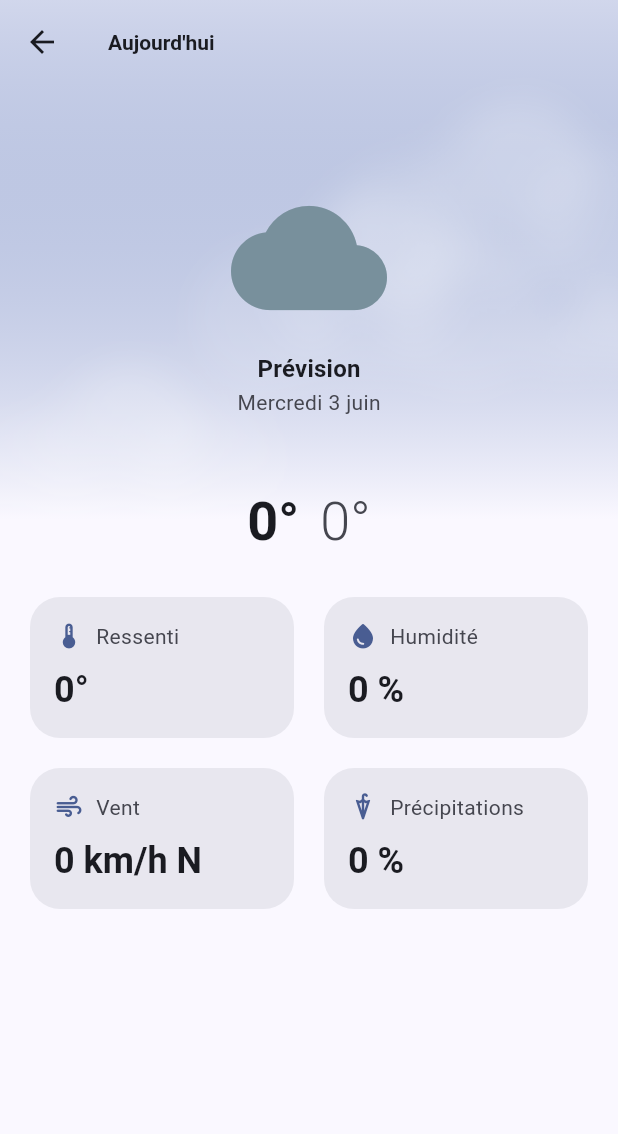
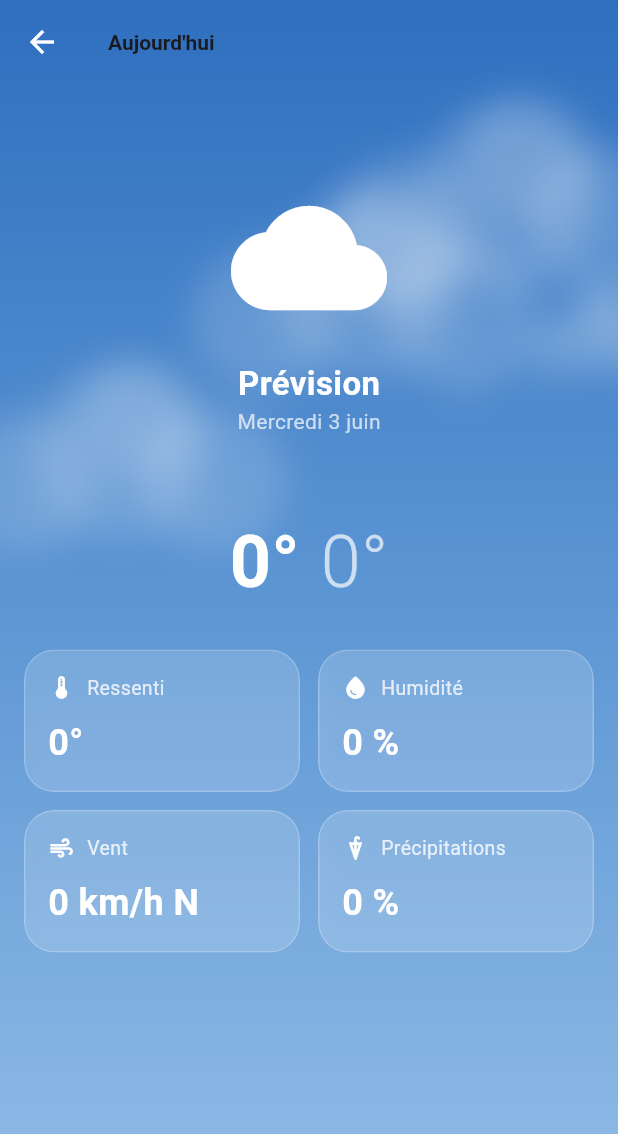
Before and after one commit to TheoEwzZer/dailysky, a Flutter app: the DetailScreen screen opened directly with empty values, on a phone screen of 412 x 824 dp. Shown: the top 1134 px of the screen. Run offline on Flutter 3.47's test engine with Material 3 defaults, Android fonts, the phone set to English and light mode, and no system bars; our stand-ins replace geolocator, shared_preferences; accounts and stored records are empty.

Commit message:
feat: implement immersive weather theme with glassmorphism effects across screens

```diff
--- a/lib/core/theme/weather_palette.dart
+++ b/lib/core/theme/weather_palette.dart
@@ -34,6 +34,26 @@ class WeatherPalette {
         return _snow;
       case WeatherKind.atmosphere:
         return _atmosphere;
+    }
+  }
+
+  /// Dégradé plein écran « immersif » : thème clair (« Ciel vivant ») le jour,
+  /// thème sombre (« Aurora glass ») la nuit, légèrement teinté par la météo.
+  static List<Color> immersive(WeatherKind kind, {required bool isNight}) {
+    if (isNight) {
+      return const [Color(0xFF070B22), Color(0xFF161B44), Color(0xFF2C2155)];
+    }
+    switch (kind) {
+      case WeatherKind.rain:
+      case WeatherKind.drizzle:
+      case WeatherKind.thunderstorm:
+        return const [Color(0xFF35506B), Color(0xFF5C7E9B), Color(0xFF87A4BD)];
+      case WeatherKind.snow:
+        return const [Color(0xFF4E73A8), Color(0xFF82A8D4), Color(0xFFB8D4ED)];
+      case WeatherKind.clear:
+      case WeatherKind.clouds:
+      case WeatherKind.atmosphere:
+        return const [Color(0xFF2E6FBF), Color(0xFF5E97D4), Color(0xFF93BEE8)];
     }
   }
 
--- a/lib/presentation/detail/detail_screen.dart
+++ b/lib/presentation/detail/detail_screen.dart
@@ -1,4 +1,5 @@
 import 'package:flutter/material.dart';
+import 'package:flutter/services.dart';
 
 import '../../core/theme/weather_palette.dart';
 import '../../core/utils/date_formatting.dart';
@@ -9,8 +10,8 @@ import '../weather_effects/weather_effects_layer.dart';
 import 'widgets/hourly_strip.dart';
 import 'widgets/metric_card.dart';
 
-/// Écran de détail d'une journée : icône, description, min/max, et les
-/// métriques (ressenti, humidité, vent, précipitations) + bande horaire.
+/// Écran de détail immersif d'une journée : grande icône, température, et les
+/// métriques en cartes « verre » + bande horaire.
 class DetailScreen extends StatelessWidget {
   const DetailScreen({super.key, required this.day, required this.cityName});
 
@@ -19,53 +20,34 @@ class DetailScreen extends StatelessWidget {
 
   @override
   Widget build(BuildContext context) {
-    final theme = Theme.of(context);
     final kind = day.kind;
-    final palette = WeatherPalette.of(kind, isNight: day.condition.isNight);
-    final mutedStyle = theme.textTheme.bodyMedium?.copyWith(
-      color: theme.colorScheme.onSurfaceVariant,
-    );
+    final isNight = day.condition.isNight;
+    const white70 = Color(0xB3FFFFFF);
 
-    return Scaffold(
+    return AnnotatedRegion<SystemUiOverlayStyle>(
+      value: SystemUiOverlayStyle.light,
+      child: Scaffold(
         extendBodyBehindAppBar: true,
         appBar: AppBar(
           backgroundColor: Colors.transparent,
+          foregroundColor: Colors.white,
           title: Text(DateFormatting.relativeWeekday(day.date)),
         ),
         body: Stack(
           children: [
-          // Dégradé de fond d'origine (design inchangé).
             Positioned.fill(
               child: DecoratedBox(
                 decoration: BoxDecoration(
                   gradient: LinearGradient(
                     begin: Alignment.topCenter,
                     end: Alignment.bottomCenter,
-                  colors: [
-                    palette.primary.withValues(alpha: 0.22),
-                    theme.colorScheme.surface,
-                  ],
-                  stops: const [0, 0.42],
+                    colors: WeatherPalette.immersive(kind, isNight: isNight),
                   ),
                 ),
               ),
             ),
-          // Effets météo animés dans la bande supérieure (fondu vers le bas).
             Positioned.fill(
-            child: ShaderMask(
-              shaderCallback: (rect) => const LinearGradient(
-                begin: Alignment.topCenter,
-                end: Alignment.bottomCenter,
-                colors: [Colors.white, Colors.white, Colors.transparent],
-                stops: [0, 0.35, 0.6],
-              ).createShader(rect),
-              blendMode: BlendMode.dstIn,
-              child: WeatherEffectsLayer(
-                kind: kind,
-                isNight: day.condition.isNight,
-                intensity: 0.7,
-              ),
-            ),
+              child: WeatherEffectsLayer(kind: kind, isNight: isNight),
             ),
             SafeArea(
               child: ListView(
@@ -76,24 +58,26 @@ class DetailScreen extends StatelessWidget {
                 children: [
                   Center(
                     child: Icon(
-                    weatherIcon(kind, isNight: day.condition.isNight),
-                    color: weatherIconColor(kind),
+                      weatherIcon(kind, isNight: isNight),
+                      color: Colors.white,
                       size: 104,
                     ),
                   ),
-                const SizedBox(height: 10),
+                  const SizedBox(height: 16),
                   Center(
                     child: Text(
                       cityName.isNotEmpty ? cityName : 'Prévision',
-                    style: theme.textTheme.titleMedium?.copyWith(
-                      fontWeight: FontWeight.w600,
+                      style: const TextStyle(
+                        color: Colors.white,
+                        fontSize: 22,
+                        fontWeight: FontWeight.w700,
                       ),
                     ),
                   ),
                   Center(
                     child: Text(
                       DateFormatting.fullDate(day.date),
-                    style: mutedStyle,
+                      style: const TextStyle(color: white70, fontSize: 14),
                     ),
                   ),
                   const SizedBox(height: 12),
@@ -101,7 +85,9 @@ class DetailScreen extends StatelessWidget {
                     child: Text(
                       day.condition.label,
                       textAlign: TextAlign.center,
-                    style: theme.textTheme.titleLarge?.copyWith(
+                      style: const TextStyle(
+                        color: Colors.white,
+                        fontSize: 20,
                         fontWeight: FontWeight.w700,
                       ),
                     ),
@@ -110,20 +96,21 @@ class DetailScreen extends StatelessWidget {
                   Center(
                     child: Row(
                       mainAxisSize: MainAxisSize.min,
-                    crossAxisAlignment: CrossAxisAlignment.baseline,
-                    textBaseline: TextBaseline.alphabetic,
                       children: [
                         Text(
                           WeatherFormat.temp(day.tempMax),
-                        style: theme.textTheme.displaySmall?.copyWith(
+                          style: const TextStyle(
+                            color: Colors.white,
+                            fontSize: 48,
                             fontWeight: FontWeight.w700,
                           ),
                         ),
                         const SizedBox(width: 14),
                         Text(
                           WeatherFormat.temp(day.tempMin),
-                        style: theme.textTheme.displaySmall?.copyWith(
-                          color: theme.colorScheme.onSurfaceVariant,
+                          style: const TextStyle(
+                            color: white70,
+                            fontSize: 48,
                             fontWeight: FontWeight.w300,
                           ),
                         ),
@@ -173,11 +160,13 @@ class DetailScreen extends StatelessWidget {
                   ),
                   if (day.slots.length > 1) ...[
                     const SizedBox(height: 26),
-                  Padding(
-                    padding: const EdgeInsets.symmetric(horizontal: 16),
+                    const Padding(
+                      padding: EdgeInsets.symmetric(horizontal: 16),
                       child: Text(
                         'Au fil de la journée',
-                      style: theme.textTheme.titleMedium?.copyWith(
+                        style: TextStyle(
+                          color: Colors.white,
+                          fontSize: 16,
                           fontWeight: FontWeight.w700,
                         ),
                       ),
@@ -190,6 +179,7 @@ class DetailScreen extends StatelessWidget {
             ),
           ],
         ),
+      ),
     );
   }
 }
--- a/lib/presentation/detail/widgets/metric_card.dart
+++ b/lib/presentation/detail/widgets/metric_card.dart
@@ -1,44 +1,41 @@
 import 'package:flutter/material.dart';
 
-/// Tuile métrique réutilisable (humidité, vent, ressenti, précipitations…).
+import '../../widgets/glass_card.dart';
+
+/// Tuile métrique en « verre » (humidité, vent, ressenti, précipitations…),
+/// texte blanc sur le fond immersif.
 class MetricCard extends StatelessWidget {
   const MetricCard({
     super.key,
     required this.icon,
     required this.label,
     required this.value,
-    this.iconColor,
   });
 
   final IconData icon;
   final String label;
   final String value;
-  final Color? iconColor;
 
   @override
   Widget build(BuildContext context) {
-    final theme = Theme.of(context);
-    return Card(
-      child: Padding(
+    return GlassCard(
+      borderRadius: 20,
       padding: const EdgeInsets.all(16),
       child: Column(
         crossAxisAlignment: CrossAxisAlignment.start,
         children: [
           Row(
             children: [
-                Icon(
-                  icon,
-                  size: 20,
-                  color: iconColor ?? theme.colorScheme.primary,
-                ),
+              Icon(icon, size: 18, color: Colors.white),
               const SizedBox(width: 8),
               Expanded(
                 child: Text(
                   label,
                   maxLines: 1,
                   overflow: TextOverflow.ellipsis,
-                    style: theme.textTheme.bodyMedium?.copyWith(
-                      color: theme.colorScheme.onSurfaceVariant,
+                  style: TextStyle(
+                    color: Colors.white.withValues(alpha: 0.8),
+                    fontSize: 13,
                   ),
                 ),
               ),
@@ -47,13 +44,14 @@ class MetricCard extends StatelessWidget {
           const SizedBox(height: 10),
           Text(
             value,
-              style: theme.textTheme.headlineSmall?.copyWith(
+            style: const TextStyle(
+              color: Colors.white,
+              fontSize: 24,
               fontWeight: FontWeight.w700,
             ),
           ),
         ],
       ),
-      ),
     );
   }
 }
--- /dev/null
+++ b/lib/presentation/widgets/glass_card.dart
@@ -0,0 +1,47 @@
+import 'dart:ui';
+
+import 'package:flutter/material.dart';
+
+/// Carte « verre dépoli » (glassmorphism) : flou de l'arrière-plan + remplissage
+/// blanc translucide + bordure subtile. Lisible aussi bien sur le thème clair
+/// (« Ciel vivant ») que sombre (« Aurora glass »).
+class GlassCard extends StatelessWidget {
+  const GlassCard({
+    super.key,
+    required this.child,
+    this.padding = const EdgeInsets.all(16),
+    this.borderRadius = 22,
+    this.onTap,
+  });
+
+  final Widget child;
+  final EdgeInsetsGeometry padding;
+  final double borderRadius;
+  final VoidCallback? onTap;
+
+  @override
+  Widget build(BuildContext context) {
+    final radius = BorderRadius.circular(borderRadius);
+    return ClipRRect(
+      borderRadius: radius,
+      child: BackdropFilter(
+        filter: ImageFilter.blur(sigmaX: 14, sigmaY: 14),
+        child: DecoratedBox(
+          decoration: BoxDecoration(
+            color: Colors.white.withValues(alpha: 0.15),
+            borderRadius: radius,
+            border: Border.all(color: Colors.white.withValues(alpha: 0.22)),
+          ),
+          child: Material(
+            type: MaterialType.transparency,
+            child: InkWell(
+              onTap: onTap,
+              borderRadius: radius,
+              child: Padding(padding: padding, child: child),
+            ),
+          ),
+        ),
+      ),
+    );
+  }
+}
```
Also changed, not shown: lib/presentation/detail/widgets/hourly_strip.dart (+17 -21 lines), lib/presentation/home/home_screen.dart (+52 -25 lines), lib/presentation/home/widgets/daily_forecast_tile.dart (+28 -37 lines), lib/presentation/home/widgets/weather_hero_header.dart (+53 -65 lines). Lines whose indentation alone changed are shown as unchanged.
